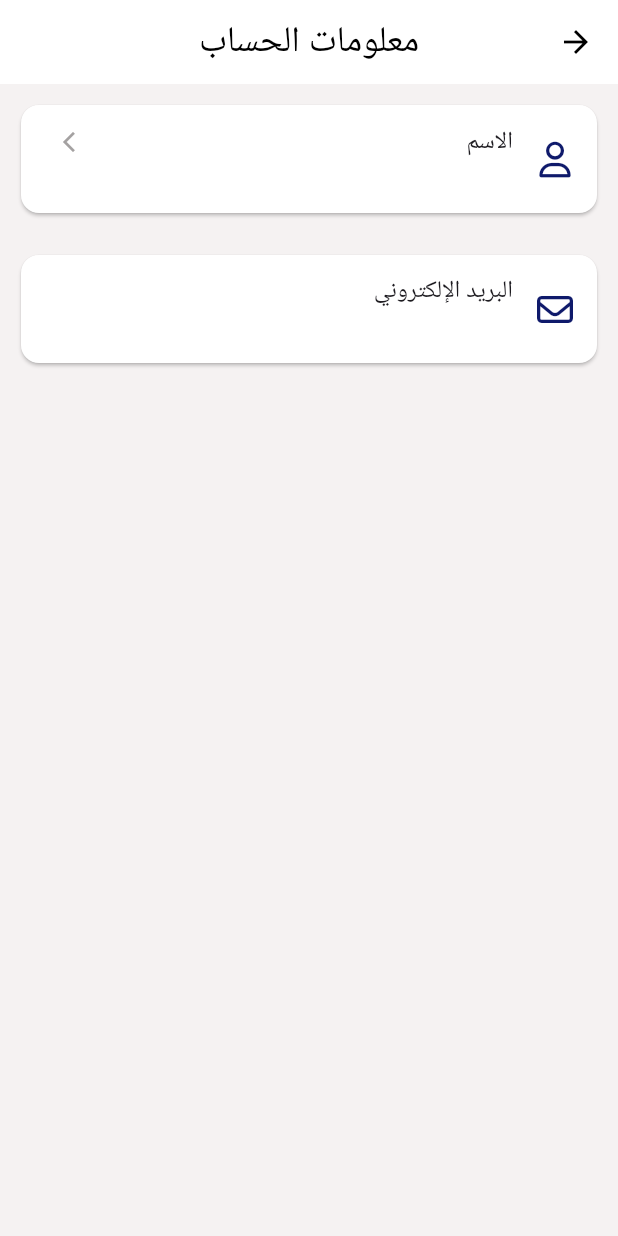
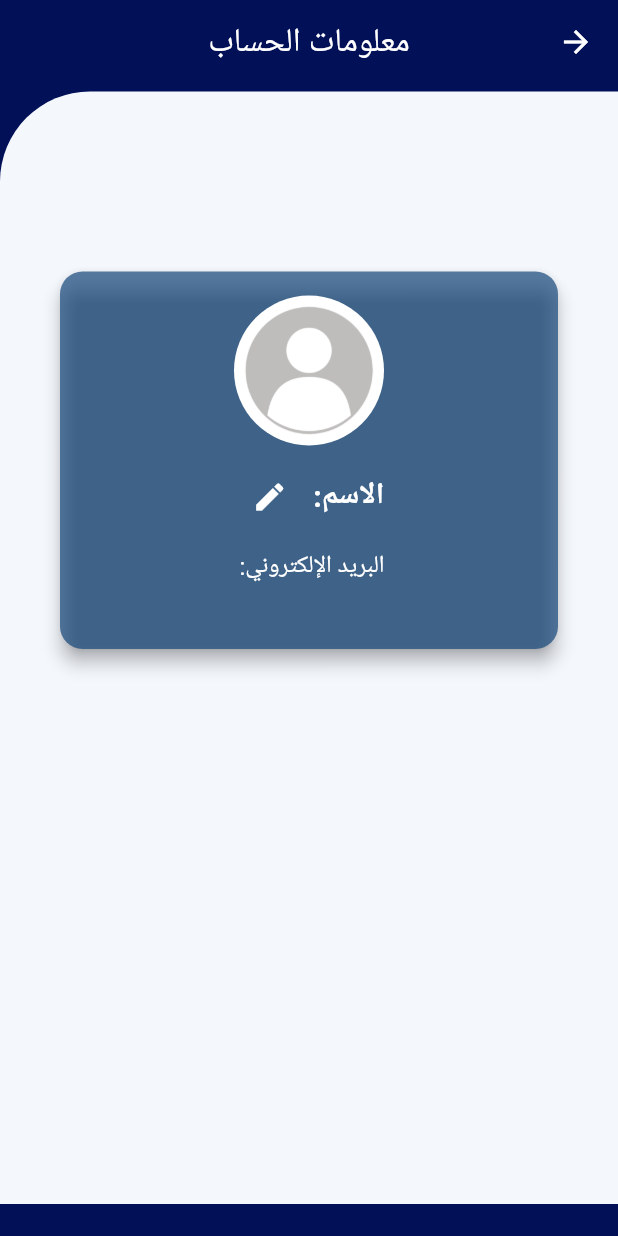
Before and after one commit to Lujain-M02/2023-GP1-6, a Flutter app: the ProfileScreen screen opened directly, on a phone screen of 412 x 824 dp. Run offline on Flutter 3.47's test engine with Material 3 defaults, Android fonts, the phone set to English and light mode, and no system bars; our stand-ins replace animate_do, animated_text_kit, cloud_firestore, curved_navigation_bar, firebase_auth, firebase_core and 4 more; accounts and stored records are empty; Roboto replaces fonts that are missing (Vazirmatn).

Commit message:
restyling profile info page

```diff
--- a/your_story/lib/pages/More_Page/user_info.dart
+++ b/your_story/lib/pages/More_Page/user_info.dart
@@ -11,17 +11,7 @@ class ProfileScreen extends StatelessWidget {
     return Directionality(
       textDirection: TextDirection.rtl,
       child: Scaffold(
-        backgroundColor: Colors.white,
-        appBar: AppBar(
-          backgroundColor: Colors.white,
-          title: const Text(
-            'معلومات الحساب',
-            style: TextStyle(color: Colors.black),
-          ),
-          titleTextStyle: const TextStyle(fontSize: 24),
-          centerTitle: true,
-          leading: const BackButton(color: Colors.black),
-        ),
+
        body: ProfileInformation(),
       ),
     );
@@ -35,105 +25,139 @@ class ProfileInformation extends StatefulWidget {
 
 class _ProfileInformationState extends State<ProfileInformation> {
   final String userId = FirebaseAuth.instance.currentUser!.uid;
-  late ValueNotifier<bool> refreshNotifier = ValueNotifier<bool>(false);
-
+  late ValueNotifier<bool> refreshNotifier;
+  Map<String, dynamic>? userInfo;
 
   @override
   void initState() {
     super.initState();
     refreshNotifier = ValueNotifier<bool>(false);
+    fetchUserInfo();
   }
 
-  Future<Map<String, dynamic>?> fetchUserInfo() async {
+  Future<void> fetchUserInfo() async {
     try {
       DocumentSnapshot<Map<String, dynamic>> ds =
           await FirebaseFirestore.instance.collection("User").doc(userId).get();
-      return ds.data();
+      userInfo = ds.data();
+      if (mounted) {
+        setState(() {});
+      }
     } catch (e) {
       ScaffoldMessenger.of(context).showSnackBar(
          CustomSnackBar(
-          content: "المعذرة، حصل خطأ",icon: Icons.warning
-        ),
+          content: "المعذرة، حصل خطأ",icon: Icons.warning),
       );
-      return null;
     }
   }
 
+
+
+
+
  @override
   Widget build(BuildContext context) {
-    return FutureBuilder<Map<String, dynamic>?>(
-      future: fetchUserInfo(),
-      builder: (context, snapshot) {
-        if (snapshot.connectionState == ConnectionState.waiting) {
-          return Center(
-            child: CircularProgressIndicator(
-              color: YourStoryStyle.primarycolor,
+    return Scaffold(backgroundColor: YourStoryStyle.primarycolor,
+      appBar: AppBar(
+        leading: BackButton(color: Colors.white),
+        backgroundColor:YourStoryStyle.primarycolor,
+        elevation: 0,
+        title: const Text(
+          'معلومات الحساب',
+          style: TextStyle(color: Colors.white),
         ),
+        centerTitle: true,
+      ),
+      body: userInfo == null
+          ? Center(child: CircularProgressIndicator(backgroundColor: Colors.white,))
+          : Directionality(
+              textDirection: TextDirection.rtl,
+              child: Column(
+                mainAxisAlignment: MainAxisAlignment.start,
+                children: [
+                  SizedBox(height: 5),
+                  Container(
+                    height: MediaQuery.of(context).size.height * 0.9,
+                    padding: const EdgeInsets.only(
+                      left: 20,
+                      top: 100,
+                      right: 20,
+                      bottom: 350,
+                    ),
+                    width: double.infinity,
+                    decoration: BoxDecoration(
+                      color: Color.fromARGB(255, 244, 247, 252),
+                      borderRadius: BorderRadius.only(
+                        topLeft: Radius.circular(60),
+                      ),
+                    ),
+                    child: Container(
+                      width: MediaQuery.of(context).size.width * 0.9,
+                      child: Card(
+                        elevation: 5,
+                        shadowColor: const Color.fromARGB(255, 6, 14, 21),
+                        color: Color.fromARGB(175, 17, 68, 120),
+                        margin: EdgeInsets.all(20),
+                        shape: RoundedRectangleBorder(
+                          borderRadius: BorderRadius.circular(15),
+                        ),
+                        child: Padding(
+                          padding: EdgeInsets.all(16),
+                          child: Column(
+                            mainAxisSize: MainAxisSize.min,
+                            children: <Widget>[
+                              CircleAvatar(
+                                backgroundImage: AssetImage('assets/sss.png'),
+                                radius: 50,
+                                backgroundColor: const Color.fromARGB(255, 255, 255, 255),
+                              ),
+                              SizedBox(height: 10),
+                              Row(
+                                mainAxisAlignment: MainAxisAlignment.center,
+                                children: [
+                                  Text(
+                                    'الاسم: ${userInfo?['name'] ?? 'N/A'}',
+                                    style: TextStyle(
+                                      fontSize: 20,
+                                      fontWeight: FontWeight.bold,
+                                      color: Colors.white,
+                                    ),
+                                  ),
+                                  IconButton(
+                                    icon: Icon(Icons.edit, color: Colors.white),
+                                    onPressed: () async {
+                                      final result = await Navigator.push(
+                                        context,
+                                        MaterialPageRoute(
+                                            builder: (context) => EditUsernamePage()),
                                       );
-        } else if (snapshot.hasError || !snapshot.hasData) {
-          return Container();
-        } else {
-          String username = snapshot.data?['name'] ?? 'N/A';
-          String useremail = snapshot.data?['email'] ?? 'N/A';
-          return ValueListenableBuilder<bool>(
-            valueListenable: refreshNotifier,
-            builder: (context, _, __) {
-              return Container(
-                color: const Color.fromARGB(255, 245, 242, 242),
-                child: ListView(
-                  children: <Widget>[
-                    Padding(
-                      padding: const EdgeInsets.all(10.0),
-                      child: customListTile(context, FontAwesomeIcons.user, "الاسم", username, 'username'),
-                    ),
-                    Padding(
-                      padding: const EdgeInsets.all(10.0),
-                      child: customListTile(context, FontAwesomeIcons.envelope, "البريد الإلكتروني", useremail, 'email'),
+                                      if (result == true) {
+                                        fetchUserInfo();
+                                      }
+                                    },
                                   ),
                                 ],
                               ),
-              );
-            },
-          );
-        }
-      },
-    );
-  }
-
-  Widget customListTile(BuildContext context, IconData icon, String title, String subtitle, String field) {
-    return InkWell(
-      onTap: () async {
-            if (field == 'username') {
-              dynamic result = await Navigator.push(
-              context,
-             MaterialPageRoute(builder: (context) => EditUsernamePage()),
-              );
-
-  if (result != null && result is bool && result) {
-    // Refresh user information
-    setState(() {});
-  }
-}
-      },
-      child: Card(
+                              SizedBox(height: 10),
+                              Text(
+                                'البريد الإلكتروني: ${userInfo?['email'] ?? 'N/A'}',
+                                style: TextStyle(
+                                  fontSize: 16,
                                   color: Colors.white,
-        child: ListTile(
-          leading: Icon(icon, color: const Color.fromARGB(255, 15, 26, 107)),
-          title: Row(
-            mainAxisAlignment: MainAxisAlignment.spaceBetween,
-            children: [
-              Text(title),
-              if (field == 'username')
-                const Icon(Icons.arrow_forward_ios, size: 16, color: Color.fromARGB(255, 164, 161, 161)),
+                                ),
+                              ),
                             ],
                           ),
-          subtitle: Text(subtitle),
+                        ),
+                      ),
+                    ),
+                  ),
+                ],
               ),
             ),
     );
   }
 }
-
 class EditUsernamePage extends StatefulWidget {
   @override
   _EditUsernamePageState createState() => _EditUsernamePageState();
@@ -232,6 +256,7 @@ class _EditUsernamePageState extends State<EditUsernamePage> {
         'name': newUsername,
       });
 
+
       // Show a success message
       ScaffoldMessenger.of(context).showSnackBar(
         CustomSnackBar(
```
Also changed, not shown: your_story/assets/sss.png (added). Lines whose indentation alone changed are shown as unchanged.
